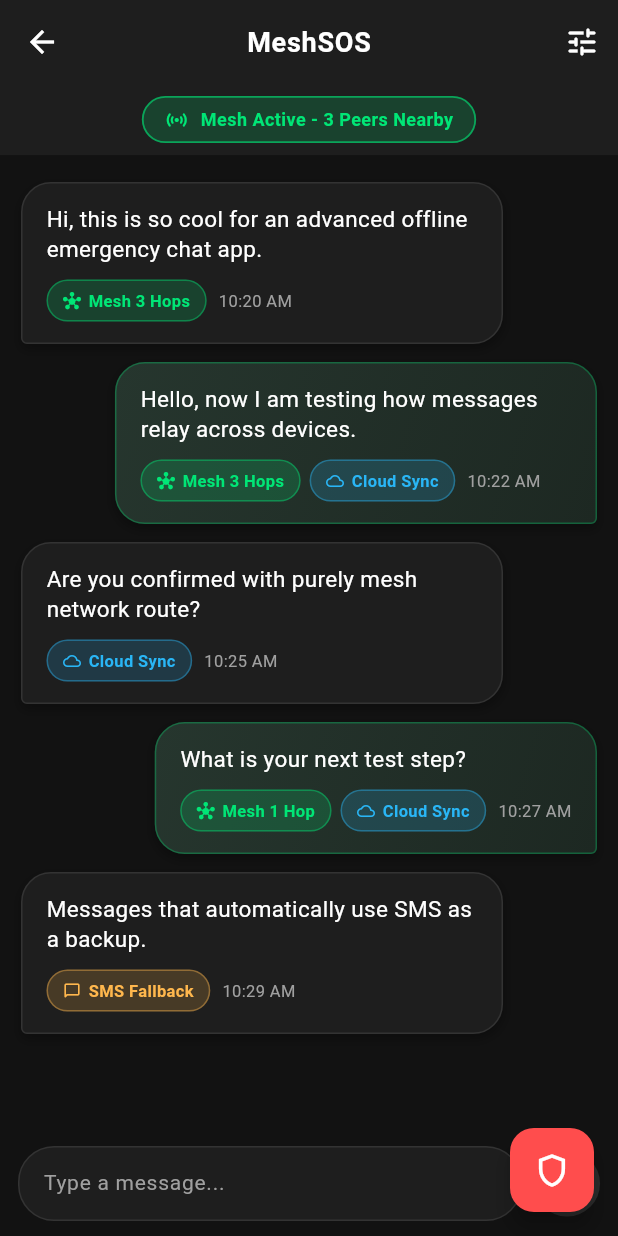
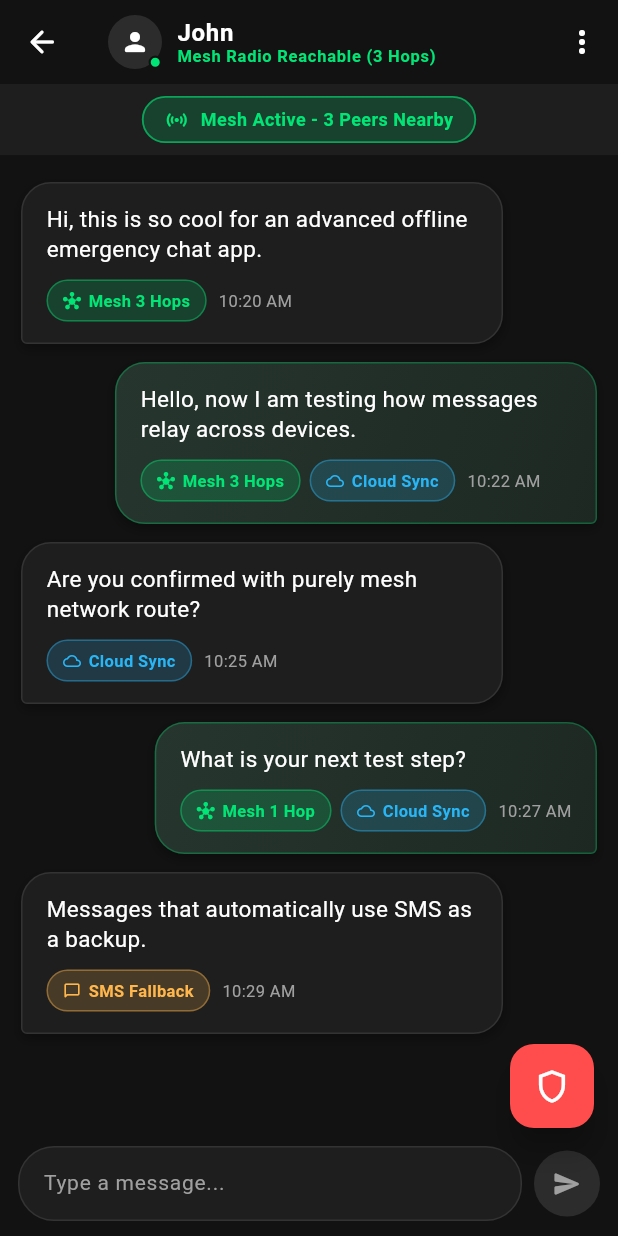
Before and after one commit to Balramsingh12233/MeshSoS, a Flutter app: the screen it shows after launch, item 3 of the bottom bar chosen, on a phone screen of 412 x 824 dp. Run offline on Flutter 3.47's test engine with Material 3 defaults, Android fonts, the phone set to English and light mode, and no system bars; our stand-ins replace flutter_riverpod, hive_flutter; accounts and stored records are empty.

Commit message:
feat(ui): upgrade ChatScreen to WhatsApp/Google Messages style header
WHY: Plain text AppBar title was generic. The mockup specifies a WhatsApp-
style header with avatar, online status dot, contact name, and mesh hop
subtitle to visually communicate radio transport status at a glance.

WHAT: AppBar title replaced with Row: CircleAvatar + green online dot
(Stack) + Column(name + 'Mesh Radio Reachable (3 Hops)' subtitle).
Seeded demo messages matching mockup. Floating red SOS shield FAB.
Demo data covers Mesh, Cloud, and SMS transport mode messages.

```diff
--- a/lib/features/chat/presentation/screens/chat_screen.dart
+++ b/lib/features/chat/presentation/screens/chat_screen.dart
@@ -8,17 +8,14 @@ import '../widgets/chat_input_field.dart';
 import '../widgets/message_bubble.dart';
 import '../widgets/network_status_strip.dart';
 
-/// ChatScreen is the main Google Product Design chat interface for MeshSOS.
-///
-/// System Design & UI Features:
-/// 1. Real-Time Message Stream: Listens to `MeshRouter.incomingMessageStream`
-///    and updates the UI instantly as packets hop through the mesh.
-/// 2. Google Product Design Aesthetics: OLED dark theme, top network status strip,
-///    glassmorphic delivery path badges (Mesh, Cloud, SMS).
-/// 3. Floating SOS Emergency FAB: High-visibility warm red button (`#FF4D4D`)
-///    to trigger instant one-tap panic broadcasts.
+/// ChatScreen is the WhatsApp / Google Messages styled chat conversation screen.
 class ChatScreen extends ConsumerStatefulWidget {
-  const ChatScreen({super.key});
+  final String peerName;
+
+  const ChatScreen({
+    super.key,
+    this.peerName = 'John',
+  });
 
   @override
   ConsumerState<ChatScreen> createState() => _ChatScreenState();
@@ -38,13 +35,10 @@ class _ChatScreenState extends ConsumerState<ChatScreen> {
     });
   }
 
-  /// Loads offline chat history from Hive DB on startup
   void _loadHistory() {
     try {
       final repository = ref.read(localStorageRepositoryProvider);
       final history = repository.getAllMessages();
-
-      // If database is empty, seed demo messages matching the UI design mockup
       if (history.isEmpty) {
         _seedDemoMockupMessages();
       } else {
@@ -54,17 +48,15 @@ class _ChatScreenState extends ConsumerState<ChatScreen> {
         });
       }
     } catch (_) {
-      // Fallback to demo mockup messages if database box is not yet initialized
       _seedDemoMockupMessages();
     }
   }
 
-  /// Seeds initial mockup messages matching the Google Product Design screenshot
   void _seedDemoMockupMessages() {
     final myId = ref.read(currentDeviceIdProvider);
     final demoMessages = [
       MessageEnvelope(
-        senderId: 'peer_alex',
+        senderId: 'peer_john',
         recipientId: myId,
         payload: 'Hi, this is so cool for an advanced offline emergency chat app.',
         deliveryStatus: DeliveryStatus.sentMesh,
@@ -79,7 +71,7 @@ class _ChatScreenState extends ConsumerState<ChatScreen> {
         timestamp: DateTime.now().subtract(const Duration(minutes: 8)).millisecondsSinceEpoch,
       ),
       MessageEnvelope(
-        senderId: 'peer_alex',
+        senderId: 'peer_john',
         recipientId: myId,
         payload: 'Are you confirmed with purely mesh network route?',
         deliveryStatus: DeliveryStatus.sentCloud,
@@ -102,11 +94,11 @@ class _ChatScreenState extends ConsumerState<ChatScreen> {
     ];
 
     setState(() {
+      _messages.clear();
       _messages.addAll(demoMessages);
     });
   }
 
-  /// Subscribes to MeshRouter live incoming message stream
   void _subscribeToRouterStream() {
     final router = ref.read(meshRouterProvider);
     _subscription = router.incomingMessageStream.listen((envelope) {
@@ -134,7 +126,6 @@ class _ChatScreenState extends ConsumerState<ChatScreen> {
     }
   }
 
-  /// Sends a new text chat message over the mesh router
   void _handleSendMessage(String text) {
     final myId = ref.read(currentDeviceIdProvider);
     final router = ref.read(meshRouterProvider);
@@ -150,7 +141,6 @@ class _ChatScreenState extends ConsumerState<ChatScreen> {
     _scrollToBottom();
   }
 
-  /// Triggers emergency SOS broadcast
   void _handleSosBroadcast() {
     final myId = ref.read(currentDeviceIdProvider);
     final router = ref.read(meshRouterProvider);
@@ -182,28 +172,86 @@ class _ChatScreenState extends ConsumerState<ChatScreen> {
     final myId = ref.watch(currentDeviceIdProvider);
 
     return Scaffold(
+      backgroundColor: AppColors.background,
       appBar: AppBar(
-        title: const Text('MeshSOS'),
+        backgroundColor: AppColors.background,
+        elevation: 0,
+        leading: IconButton(
+          icon: const Icon(Icons.arrow_back_rounded, color: Colors.white),
+          onPressed: () => Navigator.of(context).pop(),
+        ),
+        title: Row(
+          children: [
+            // WhatsApp-style User Profile Avatar + Online Green Indicator
+            Stack(
+              children: [
+                CircleAvatar(
+                  radius: 18,
+                  backgroundColor: AppColors.surfaceVariant,
+                  child: const Icon(Icons.person_rounded, color: Colors.white, size: 20),
+                ),
+                Positioned(
+                  right: 0,
+                  bottom: 0,
+                  child: Container(
+                    width: 9,
+                    height: 9,
+                    decoration: BoxDecoration(
+                      color: AppColors.transportMesh,
+                      shape: BoxShape.circle,
+                      border: Border.all(color: AppColors.background, width: 1.5),
+                    ),
+                  ),
+                ),
+              ],
+            ),
+            const SizedBox(width: 10),
+
+            // Name + Mesh Reachable Subtitle
+            Column(
+              crossAxisAlignment: CrossAxisAlignment.start,
+              children: [
+                Text(
+                  widget.peerName,
+                  style: const TextStyle(
+                    color: Colors.white,
+                    fontSize: 16,
+                    fontWeight: FontWeight.bold,
+                  ),
+                ),
+                const Text(
+                  'Mesh Radio Reachable (3 Hops)',
+                  style: TextStyle(
+                    color: AppColors.transportMesh,
+                    fontSize: 11,
+                  ),
+                ),
+              ],
+            ),
+          ],
+        ),
         actions: [
           IconButton(
-            icon: const Icon(Icons.tune_rounded, color: AppColors.textPrimary),
+            icon: const Icon(Icons.more_vert_rounded, color: Colors.white),
             onPressed: () {},
           ),
         ],
       ),
-      body: Column(
+      body: Stack(
         children: [
-          // Persistent Top Connectivity Status Strip
+          Column(
+            children: [
+              // Top Persistent Connectivity Status Strip
               const NetworkStatusStrip(
                 currentMode: DeliveryStatus.sentMesh,
                 activePeerCount: 3,
               ),
 
-          // Main Chat Message History List
+              // Chat Thread Message History
               Expanded(
                 child: ListView.builder(
                   controller: _scrollController,
-              padding: const EdgeInsets.symmetric(vertical: 12),
+                  padding: const EdgeInsets.only(top: 12, bottom: 80),
                   itemCount: _messages.length,
                   itemBuilder: (context, index) {
                     final envelope = _messages[index];
@@ -213,19 +261,25 @@ class _ChatScreenState extends ConsumerState<ChatScreen> {
                 ),
               ),
 
-          // Bottom Text Input Composer
+              // Bottom Input Composer Bar
               ChatInputField(onSendMessage: _handleSendMessage),
             ],
           ),
 
-      // Floating Emergency SOS Panic Action Button (Warm Red #FF4D4D)
-      floatingActionButton: FloatingActionButton(
-        elevation: 6,
+          // Floating Warm Red SOS FAB at Bottom Right matching mockup
+          Positioned(
+            right: 16,
+            bottom: 72,
+            child: FloatingActionButton(
+              elevation: 8,
               backgroundColor: AppColors.sosAccent,
               foregroundColor: Colors.white,
               onPressed: _handleSosBroadcast,
               child: const Icon(Icons.shield_outlined, size: 26),
             ),
+          ),
+        ],
+      ),
     );
   }
 }
```
Lines whose indentation alone changed are shown as unchanged.
